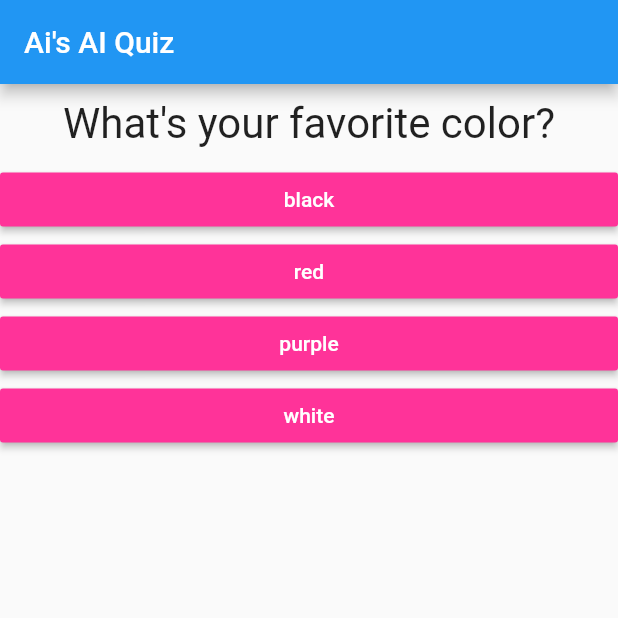
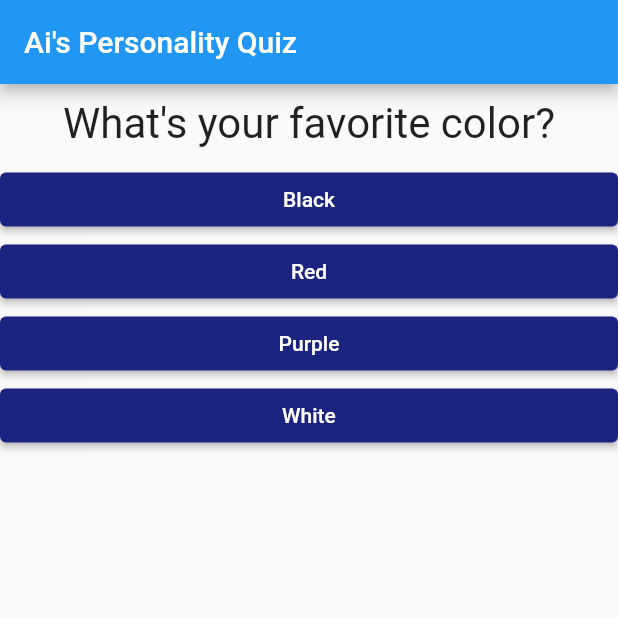
Before and after one commit to aishibata6/flutter_complete_guide_app, a Flutter app: the screen it shows after launch, on a phone screen of 412 x 824 dp, the top half of it. Run offline on Flutter 3.47's test engine with Material 2 defaults, Android fonts, the phone set to English and light mode, and no system bars.

```diff
--- a/lib/answer.dart
+++ b/lib/answer.dart
@@ -10,9 +10,11 @@ class Answer extends StatelessWidget {
   Widget build(BuildContext context) {
     return Container(
       width: double.infinity,
-      child: RaisedButton(
-        color: Color(0xFFFF3399),
-        textColor: Colors.white,
+      child: ElevatedButton(
+        style: ElevatedButton.styleFrom(
+          primary: Colors.indigo[900],
+          onPrimary: Colors.white,
+        ),
         child: Text(answerText),
         onPressed: selectHandler,
         ),
--- a/lib/main.dart
+++ b/lib/main.dart
@@ -1,47 +1,54 @@
 import 'package:flutter/material.dart';
-import './question.dart';
-import './answer.dart';
-
-// void main() {
-//   runApp(MyApp());
-// }
+import './quiz.dart';
+import './result.dart';
 
 void main() => runApp(MyApp());
 
 class MyApp extends StatefulWidget {
   @override
   State<StatefulWidget> createState() {
-    // TODO: implement createState
     return _MyAppState();
   }
 }
 
 class _MyAppState extends State<MyApp> {
 
-    final questions = const [
+    final _questions = const [
       {
         'questionText' : 'What\'s your favorite color?',
-        'answers' : ['black', 'red', 'purple', 'white'],
+        'answers' :
+        [{'text': 'Black', 'score': 10}, {'text': 'Red', 'score': 5}, {'text': 'Purple', 'score': 20}, {'text': 'White', 'score': 2}],
         },
       {
         'questionText' : 'What\'s your favorite animal?',
-        'answers' : ['rabbit', 'snake', 'lion'],
+        'answers' : [{'text': 'Rabbit', 'score': 3}, {'text': 'Monkey', 'score': 10}, {'text': 'Lion', 'score': 10}, {'text': 'Elephant', 'score': 15}],
         },
       {
         'questionText' : 'What\'s your plan for NYE?',
-        'answers' : ['Stay home', 'Go out', 'Drink away', 'Don\'t know yet'],
+        'answers' : [{'text' : 'Stay home', 'score': 5}, {'text':'Go out', 'score': 19}, {'text':'Drink away', 'score': 10}, {'text':'Don\'t know yet', 'score': 1}],
         },
     ];
 
   var _questionIndex = 0;
+  var _totalScore = 0;
 
-  void _answerQuestion() {
+  void _resetQuiz() {
+    setState(() {
+      _questionIndex = 0;
+      _totalScore = 0;
+    });
+  }
+
+  void _answerQuestion(int score) {
+
+    _totalScore += score;
+
     // setState is a trigger that informs flutter to re-run build() of the Widget.
     setState(() {
       _questionIndex = _questionIndex + 1;
     });
     print(_questionIndex);
-    if (_questionIndex < questions.length) {
+    if (_questionIndex < _questions.length) {
           print('We have more questions!');
       } else {
         print('No more questions');
@@ -53,22 +60,16 @@ class _MyAppState extends State<MyApp> {
     return MaterialApp(
       home: Scaffold(
         appBar: AppBar(
-          title: Text('Ai\'s AI Quiz'),
+          title: Text('Ai\'s Personality Quiz'),
         ),
-         body: _questionIndex < questions.length ? Column(
-          children: [
-            Question(
-              questions[_questionIndex]['questionText'] as String,
-            ),
-            ...(questions[_questionIndex]['answers'] as List<String>)
-            .map((answer) {
-              return Answer(_answerQuestion, answer);
-            }
-            ).toList()
-          ],
-        ) : Center(child: Text('You did it!'),
+         body: _questionIndex < _questions.length ?
+         Quiz(
+            answerQuestion: _answerQuestion,
+            questionIndex: _questionIndex,
+            questions: _questions)
+          :
+         Result(_totalScore, _resetQuiz),
         ),
-      ),
-    );
+      );
   }
 }
--- /dev/null
+++ b/lib/quiz.dart
@@ -0,0 +1,28 @@
+import 'package:flutter/material.dart';
+import './question.dart';
+import './answer.dart';
+
+class Quiz extends StatelessWidget {
+
+  final List<Map<String, Object>> questions;
+  final int questionIndex;
+  final Function answerQuestion;
+
+  Quiz({@required this.questions, @required this.answerQuestion, @required this.questionIndex});
+
+  @override
+  Widget build(BuildContext context) {
+    return Column(
+          children: [
+            Question(
+              questions[questionIndex]['questionText'] as String,
+            ),
+            ...(questions[questionIndex]['answers'] as List<Map<String, Object>>)
+            .map((answer) {
+              return Answer(() => answerQuestion(answer['score']), answer['text']);
+            }
+            ).toList()
+          ],
+        );
+  }
+}
```
Also changed, not shown: lib/result.dart (added, +56 -0 lines).
